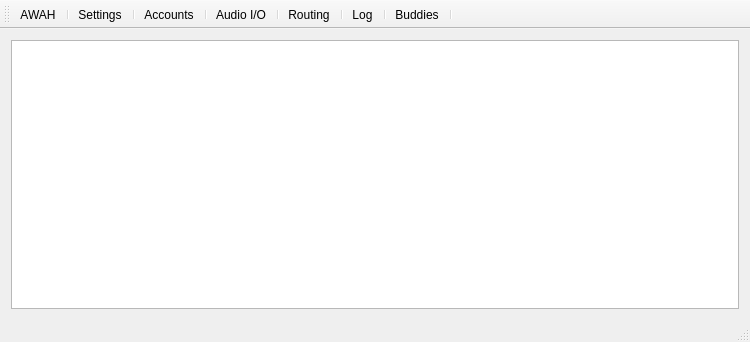
First picture: the form in AWAHSipDesktopGUI.ui, repository AWAH-SIP/AWAH-SIP_Desktop-GUI, before the edit.
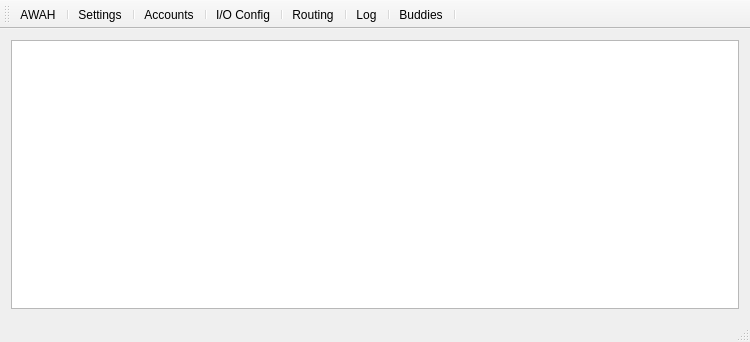
Second picture: the form after the edit. Icons and pictures are not drawn.

The edit to the form file:
```diff
--- a/AWAHSipDesktopGUI.ui
+++ b/AWAHSipDesktopGUI.ui
@@ -100,6 +100,9 @@
    <property name="text">
     <string>Audio I/O</string>
    </property>
+   <property name="iconText">
+    <string>I/O Config</string>
+   </property>
    <property name="shortcut">
     <string>Ctrl+I</string>
    </property>
```
